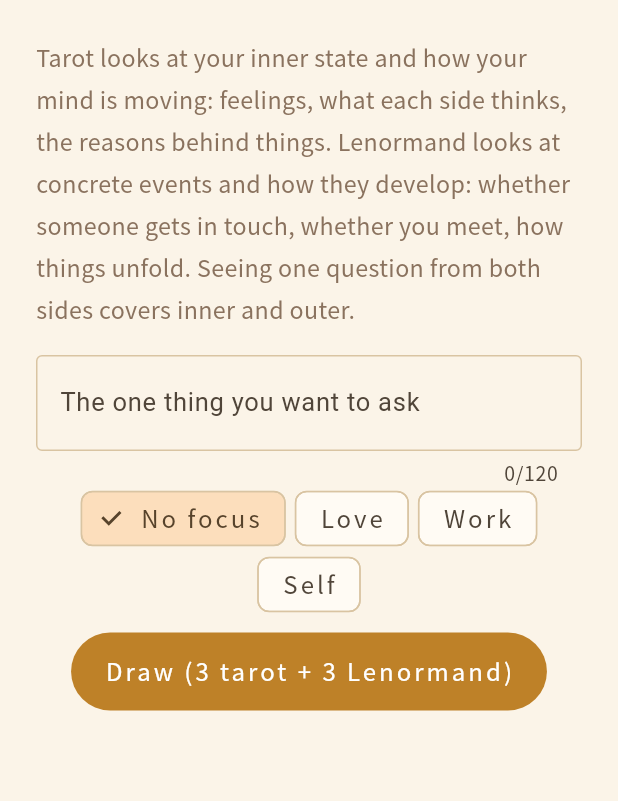
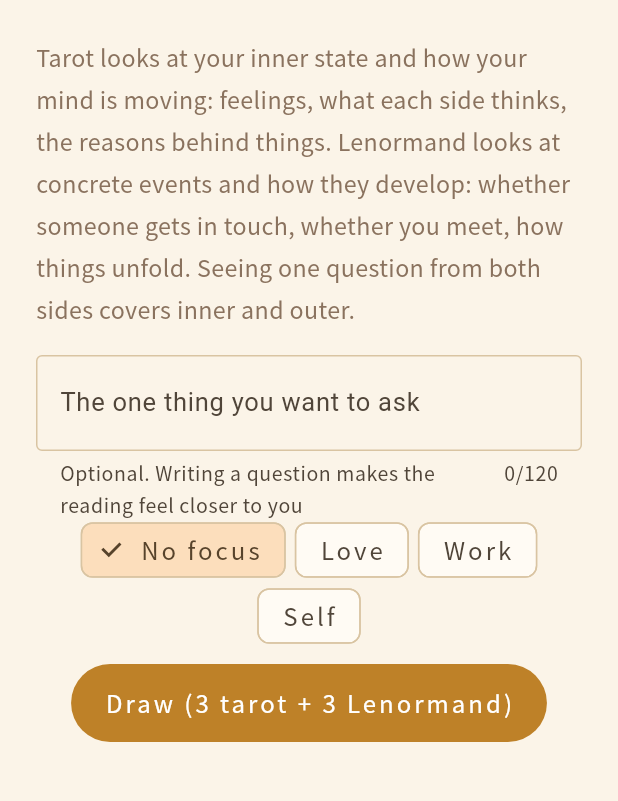
Before and after one commit to lawrence124875/tarot-cards, a Flutter app: the CrossPage screen opened directly, after a tap on the "info outline" icon, on a phone screen of 412 x 824 dp, the part 59-860 px from its top. Run offline on Flutter 3.47's test engine with Material 3 defaults, Android fonts, the phone set to English and light mode, and no system bars; our stand-ins replace audio_service, cloud_firestore, file_picker, firebase_analytics, firebase_core, firebase_crashlytics and 8 more; missing offline and left inert: in_app_update, purchases_flutter; accounts and stored records are empty; generated files the repository leaves out were written again; Roboto replaces fonts that are missing (NotoSerifTC).

Commit message:
交叉解讀想問的事改為選填（0.4.2） (#41)
* 日記：月份分組、日曆跳轉、系統篩選、關鍵字搜尋、左滑／多選刪除（先確認、可復原）、免費版只顯示最近 30 天；版本 0.4.1

Co-Authored-By: Claude Opus 5.5 <noreply@anthropic.com>
Claude-Session: https://claude.ai/code/session_01Cu1dEM7VHQnp3gXfiDn6Va

* 日記列表：服務型別改 Services

Co-Authored-By: Claude Opus 5.5 <noreply@anthropic.com>
Claude-Session: https://claude.ai/code/session_01Cu1dEM7VHQnp3gXfiDn6Va

* 交叉解讀（雙系統、三系統）想問的事改為選填；版本 0.4.2

Co-Authored-By: Claude Opus 5.5 <noreply@anthropic.com>
Claude-Session: https://claude.ai/code/session_01Cu1dEM7VHQnp3gXfiDn6Va

---------

Co-authored-by: Claude <noreply@anthropic.com>

```diff
--- a/lib/features/cross/cross_page.dart
+++ b/lib/features/cross/cross_page.dart
@@ -83,10 +83,6 @@ class _CrossPageState extends State<CrossPage> {
 
   Future<void> _start() async {
     final l = context.l10n;
-    if (_question.text.trim().isEmpty) {
-      ScaffoldMessenger.of(context).showSnackBar(SnackBar(content: Text(l.crossQuestionNeeded)));
-      return;
-    }
     if (_busy) return;
     FocusManager.instance.primaryFocus?.unfocus();
     if (!_s.isPremium && !_freePreview) {
@@ -171,7 +167,7 @@ class _CrossPageState extends State<CrossPage> {
             TextField(
               controller: _question,
               maxLength: 120,
-              decoration: InputDecoration(labelText: l.crossQuestionLabel, border: const OutlineInputBorder()),
+              decoration: InputDecoration(labelText: l.crossQuestionLabel, helperText: l.crossQuestionNeeded, helperMaxLines: 2, border: const OutlineInputBorder()),
             ),
             Wrap(
               alignment: WrapAlignment.center,
@@ -190,8 +186,10 @@ class _CrossPageState extends State<CrossPage> {
             const SizedBox(height: 12),
             Center(child: FilledButton(onPressed: _start, child: Text(l.crossStart))),
           ] else ...[
-            Text('「${_question.text.trim()}」', style: t.titleMedium, textAlign: TextAlign.center),
-            const SizedBox(height: 12),
+            if (_question.text.trim().isNotEmpty) ...[
+              Text('「${_question.text.trim()}」', style: t.titleMedium, textAlign: TextAlign.center),
+              const SizedBox(height: 12),
+            ],
             CrossCardRow(
               title: l.crossTarotRow,
               children: [
--- a/lib/l10n/app_ar.arb
+++ b/lib/l10n/app_ar.arb
@@ -340,7 +340,7 @@
   "journalKindTarot": "التاروت",
   "crossHubHint": "سؤال واحد: التاروت للجانب الداخلي ولونورمان للأحداث.",
   "crossQuestionLabel": "الأمر الذي تريد السؤال عنه",
-  "crossQuestionNeeded": "اكتب سؤالًا أولًا",
+  "crossQuestionNeeded": "اختياري. كتابة سؤال تجعل القراءة أقرب إليك",
   "crossStart": "اسحب (3 تاروت + 3 لونورمان)",
   "crossTarotRow": "التاروت · الجانب الداخلي",
   "crossLenormandRow": "لونورمان · الأحداث",
--- a/lib/l10n/app_en.arb
+++ b/lib/l10n/app_en.arb
@@ -340,7 +340,7 @@
   "journalKindTarot": "Tarot",
   "crossHubHint": "One question: tarot for the inner side, Lenormand for events.",
   "crossQuestionLabel": "The one thing you want to ask",
-  "crossQuestionNeeded": "Please write a question first",
+  "crossQuestionNeeded": "Optional. Writing a question makes the reading feel closer to you",
   "crossStart": "Draw (3 tarot + 3 Lenormand)",
   "crossTarotRow": "Tarot · inner side",
   "crossLenormandRow": "Lenormand · events",
--- a/lib/l10n/app_es.arb
+++ b/lib/l10n/app_es.arb
@@ -340,7 +340,7 @@
   "journalKindTarot": "Tarot",
   "crossHubHint": "Una pregunta: el tarot mira lo interior y el Lenormand los hechos.",
   "crossQuestionLabel": "Lo que quieres preguntar",
-  "crossQuestionNeeded": "Escribe primero una pregunta",
+  "crossQuestionNeeded": "Opcional. Escribir una pregunta hace la lectura más cercana a ti",
   "crossStart": "Sacar (3 de tarot + 3 de Lenormand)",
   "crossTarotRow": "Tarot · lo interior",
   "crossLenormandRow": "Lenormand · los hechos",
--- a/lib/l10n/app_id.arb
+++ b/lib/l10n/app_id.arb
@@ -340,7 +340,7 @@
   "journalKindTarot": "Tarot",
   "crossHubHint": "Satu pertanyaan: tarot melihat sisi batin, Lenormand melihat peristiwa.",
   "crossQuestionLabel": "Hal yang ingin kamu tanyakan",
-  "crossQuestionNeeded": "Tulis pertanyaan terlebih dahulu",
+  "crossQuestionNeeded": "Opsional. Tulis satu pertanyaan agar bacaannya terasa lebih dekat",
   "crossStart": "Tarik (3 tarot + 3 Lenormand)",
   "crossTarotRow": "Tarot · sisi batin",
   "crossLenormandRow": "Lenormand · peristiwa",
--- a/lib/l10n/app_ja.arb
+++ b/lib/l10n/app_ja.arb
@@ -340,7 +340,7 @@
   "journalKindTarot": "タロット",
   "crossHubHint": "一つの問いを、タロットで心の面、ルノルマンで出来事の面から。",
   "crossQuestionLabel": "聞きたいこと一つ",
-  "crossQuestionNeeded": "まず質問を書いてください",
+  "crossQuestionNeeded": "任意。質問を書くと、より自分に寄り添った読み解きに",
   "crossStart": "引く（タロット 3 枚＋ルノルマン 3 枚）",
   "crossTarotRow": "タロット・心の面",
   "crossLenormandRow": "ルノルマン・出来事の面",
--- a/lib/l10n/app_ko.arb
+++ b/lib/l10n/app_ko.arb
@@ -340,7 +340,7 @@
   "journalKindTarot": "타로",
   "crossHubHint": "하나의 질문을 타로는 마음, 르노르망은 사건의 측면에서 봅니다.",
   "crossQuestionLabel": "묻고 싶은 한 가지",
-  "crossQuestionNeeded": "먼저 질문을 적어 주세요",
+  "crossQuestionNeeded": "선택 사항이에요. 질문을 적으면 리딩이 더 와닿아요",
   "crossStart": "뽑기 (타로 3장 + 르노르망 3장)",
   "crossTarotRow": "타로・마음의 측면",
   "crossLenormandRow": "르노르망・사건의 측면",
--- a/lib/l10n/app_pt.arb
+++ b/lib/l10n/app_pt.arb
@@ -340,7 +340,7 @@
   "journalKindTarot": "Tarô",
   "crossHubHint": "Uma pergunta: o tarô olha o lado interior e o Lenormand os acontecimentos.",
   "crossQuestionLabel": "O que você quer perguntar",
-  "crossQuestionNeeded": "Escreva uma pergunta primeiro",
+  "crossQuestionNeeded": "Opcional. Escrever uma pergunta deixa a leitura mais próxima de você",
   "crossStart": "Tirar (3 de tarô + 3 de Lenormand)",
   "crossTarotRow": "Tarô · lado interior",
   "crossLenormandRow": "Lenormand · acontecimentos",
--- a/lib/l10n/app_th.arb
+++ b/lib/l10n/app_th.arb
@@ -340,7 +340,7 @@
   "journalKindTarot": "ทาโรต์",
   "crossHubHint": "คำถามเดียว ทาโรต์ดูด้านจิตใจ เลอนอร์มองด์ดูด้านเหตุการณ์",
   "crossQuestionLabel": "สิ่งที่อยากถาม",
-  "crossQuestionNeeded": "กรุณาเขียนคำถามก่อน",
+  "crossQuestionNeeded": "ไม่บังคับ เขียนคำถามไว้จะทำให้คำอ่านใกล้ตัวคุณมากขึ้น",
   "crossStart": "จั่ว (ทาโรต์ 3 + เลอนอร์มองด์ 3)",
   "crossTarotRow": "ทาโรต์・ด้านจิตใจ",
   "crossLenormandRow": "เลอนอร์มองด์・ด้านเหตุการณ์",
--- a/lib/l10n/app_vi.arb
+++ b/lib/l10n/app_vi.arb
@@ -340,7 +340,7 @@
   "journalKindTarot": "Tarot",
   "crossHubHint": "Một câu hỏi: Tarot xem mặt tâm lý, Lenormand xem mặt sự việc.",
   "crossQuestionLabel": "Điều bạn muốn hỏi",
-  "crossQuestionNeeded": "Hãy viết một câu hỏi trước",
+  "crossQuestionNeeded": "Không bắt buộc. Viết một câu hỏi để lời giải gần gũi với bạn hơn",
   "crossStart": "Rút (3 Tarot + 3 Lenormand)",
   "crossTarotRow": "Tarot · mặt tâm lý",
   "crossLenormandRow": "Lenormand · mặt sự việc",
--- a/lib/l10n/app_zh.arb
+++ b/lib/l10n/app_zh.arb
@@ -891,7 +891,7 @@
   "journalKindTarot": "塔羅",
   "crossHubHint": "同一個問題，塔羅看心理面、雷諾曼看事件面。",
   "crossQuestionLabel": "想問的一件事",
-  "crossQuestionNeeded": "請先寫下一個問題",
+  "crossQuestionNeeded": "選填。寫下一個問題，解讀會更貼近你",
   "crossStart": "抽牌（塔羅三張＋雷諾曼三張）",
   "crossTarotRow": "塔羅・心理面",
   "crossLenormandRow": "雷諾曼・事件面",
--- a/lib/l10n/app_zh_Hans.arb
+++ b/lib/l10n/app_zh_Hans.arb
@@ -340,7 +340,7 @@
   "journalKindTarot": "塔罗",
   "crossHubHint": "同一个问题，塔罗看心理面、雷诺曼看事件面。",
   "crossQuestionLabel": "想问的一件事",
-  "crossQuestionNeeded": "请先写下一个问题",
+  "crossQuestionNeeded": "选填。写下一个问题，解读会更贴近你",
   "crossStart": "抽牌（塔罗三张＋雷诺曼三张）",
   "crossTarotRow": "塔罗・心理面",
   "crossLenormandRow": "雷诺曼・事件面",
--- a/pubspec.yaml
+++ b/pubspec.yaml
@@ -1,7 +1,7 @@
 name: tarot_cards
 description: "塔羅｜塔羅學習與自我覺察（LC Lab）"
 publish_to: 'none'
-version: 0.4.1+1
+version: 0.4.2+1
 
 environment:
   sdk: '>=3.4.0 <4.0.0'
```
Also changed, not shown: lib/features/cross/triple_page.dart (+5 -7 lines).
